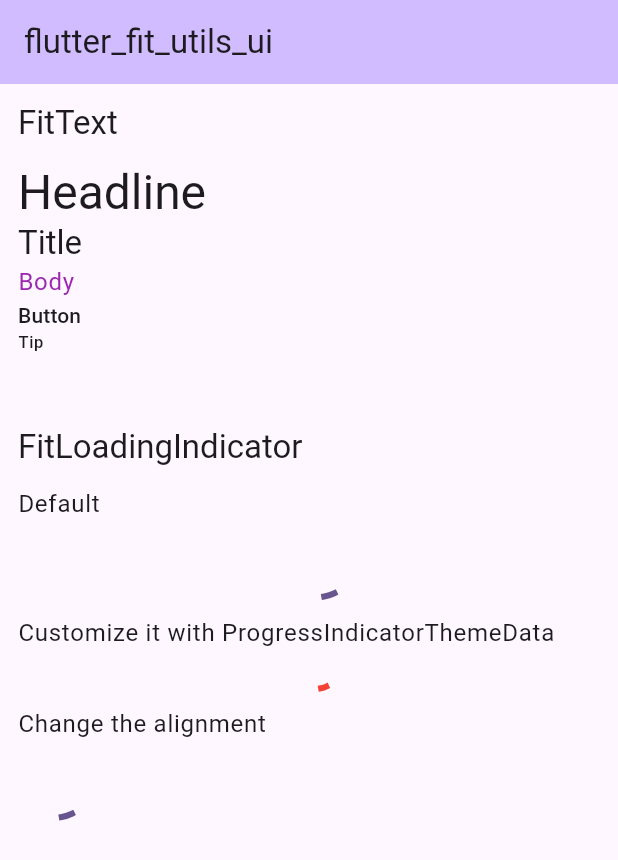
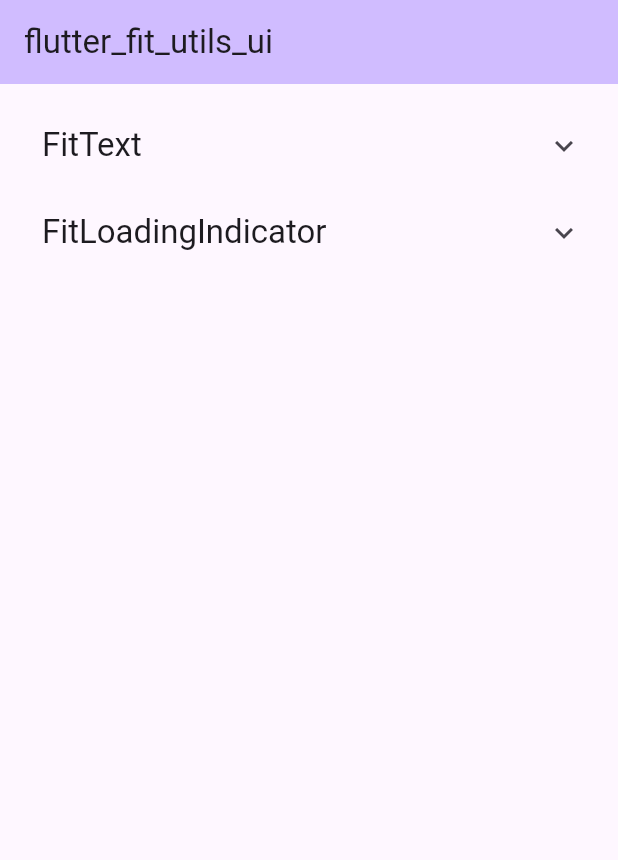
Before and after one commit to Vaistudio-dev/flutter_fit_utils_ui, a Flutter app: the screen it shows after launch, on a phone screen of 412 x 824 dp. Shown: the top 860 px of the screen. Run offline on Flutter 3.47's test engine with Material 3 defaults, Android fonts, the phone set to English and light mode, and no system bars; our stand-ins replace google_fonts; Roboto replaces fonts that are missing (Overpass).

Commit message:
Update example UI.

```diff
--- a/example/lib/main.dart
+++ b/example/lib/main.dart
@@ -30,16 +30,19 @@ class MyApp extends StatelessWidget {
             child: Column(
               crossAxisAlignment: CrossAxisAlignment.start,
               children: [
-                const FitText.title("FitText",
-                    margin: EdgeInsets.only(bottom: 12)),
-                const FitText.headline("Headline"),
-                const FitText.title("Title"),
-                const FitText.body("Body", style: TextStyle(color: Colors.purple)),
-                const FitText.button("Button"),
-                const FitText.tip("Tip"),
-                const SizedBox(height: 48),
-                const FitText.title("FitLoadingIndicator",
-                    margin: EdgeInsets.only(bottom: 12)),
+                const ExpansionTile(
+                  title: FitText.title("FitText"),
+                  children: [
+                    FitText.headline("Headline"),
+                    FitText.title("Title"),
+                    FitText.body("Body", style: TextStyle(color: Colors.purple)),
+                    FitText.button("Button"),
+                    FitText.tip("Tip"),
+                  ],
+                ),
+                ExpansionTile(
+                  title: const FitText.title("FitLoadingIndicator"),
+                  children: [
                     const FitText.body("Default"),
                     const FitLoadingIndicator(),
                     const SizedBox(height: 12),
@@ -57,6 +60,8 @@ class MyApp extends StatelessWidget {
                     const FitLoadingIndicator(alignment: Alignment.centerLeft),
                   ],
                 ),
+              ],
+            ),
           ),
         ),
       ),
```
Lines whose indentation alone changed are shown as unchanged.
